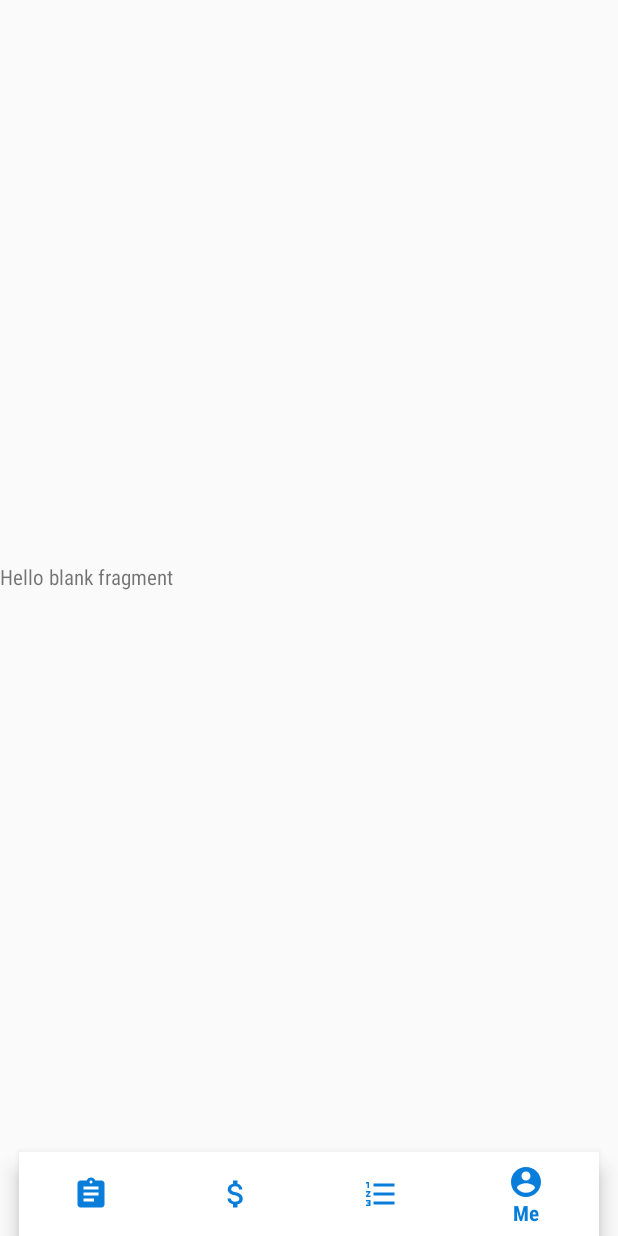
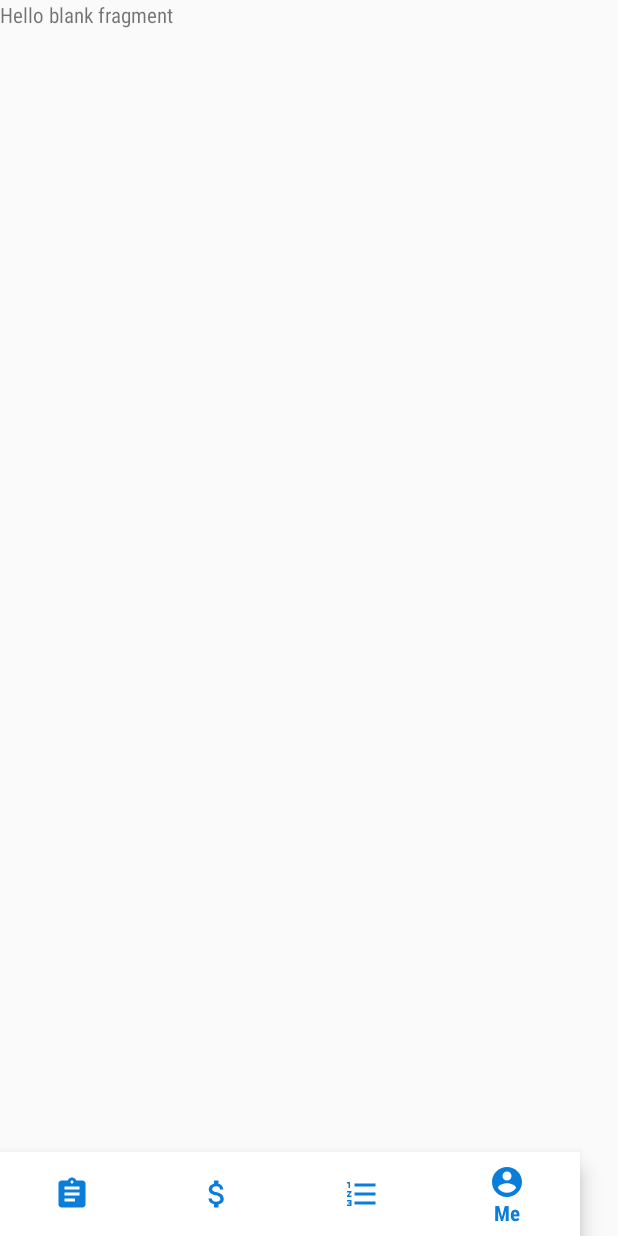
Before and after one commit to kartikarora/urdashboard, an Android app: the screen it shows after launch (DashboardActivity), item 4 of the bottom bar chosen, on a phone screen of 412 x 824 dp. Run offline under Robolectric (Android 15) with nearby library versions, the phone set to English and light mode, and no system bars; our stand-ins replace Timber; libraries missing offline, so code that uses them is left out: com.facebook.stetho; 1 statement that could not run was skipped.

```diff
--- a/android/app/src/main/res/layout/activity_dashboard.xml
+++ b/android/app/src/main/res/layout/activity_dashboard.xml
@@ -1,5 +1,5 @@
 <?xml version="1.0" encoding="utf-8"?>
-<android.support.constraint.ConstraintLayout xmlns:android="http://schemas.android.com/apk/res/android"
+<RelativeLayout xmlns:android="http://schemas.android.com/apk/res/android"
     xmlns:app="http://schemas.android.com/apk/res-auto"
     xmlns:tools="http://schemas.android.com/tools"
     android:id="@+id/activity_main"
@@ -10,23 +10,26 @@
     <FrameLayout
         android:id="@+id/content_frame"
         android:layout_width="match_parent"
-        android:layout_height="wrap_content"
-        android:layout_marginBottom="0dp"
-        android:layout_marginTop="0dp"
+        android:layout_height="match_parent"
+        android:layout_above="@+id/bottomNavigationView"
+        android:layout_alignParentStart="true"
         app:layout_constraintBottom_toTopOf="@+id/bottomNavigationView"
         app:layout_constraintEnd_toEndOf="parent"
         app:layout_constraintStart_toStartOf="parent"
-        app:layout_constraintTop_toTopOf="parent" />
+        app:layout_constraintTop_toTopOf="parent"
+        app:layout_constraintVertical_weight="0.9" />
 
     <android.support.design.widget.BottomNavigationView
         android:id="@+id/bottomNavigationView"
         android:layout_width="wrap_content"
         android:layout_height="wrap_content"
+        android:layout_alignParentBottom="true"
         app:itemBackground="@color/primary_light"
         app:itemIconTint="@drawable/bottom_sheet_item"
         app:itemTextColor="@drawable/bottom_sheet_item"
         app:layout_constraintBottom_toBottomOf="parent"
         app:layout_constraintEnd_toEndOf="parent"
         app:layout_constraintStart_toStartOf="parent"
+        app:layout_constraintVertical_weight="0.1"
         app:menu="@menu/menu_nav" />
-</android.support.constraint.ConstraintLayout>
+</RelativeLayout>
```
Also changed, not shown: 2 other files.
